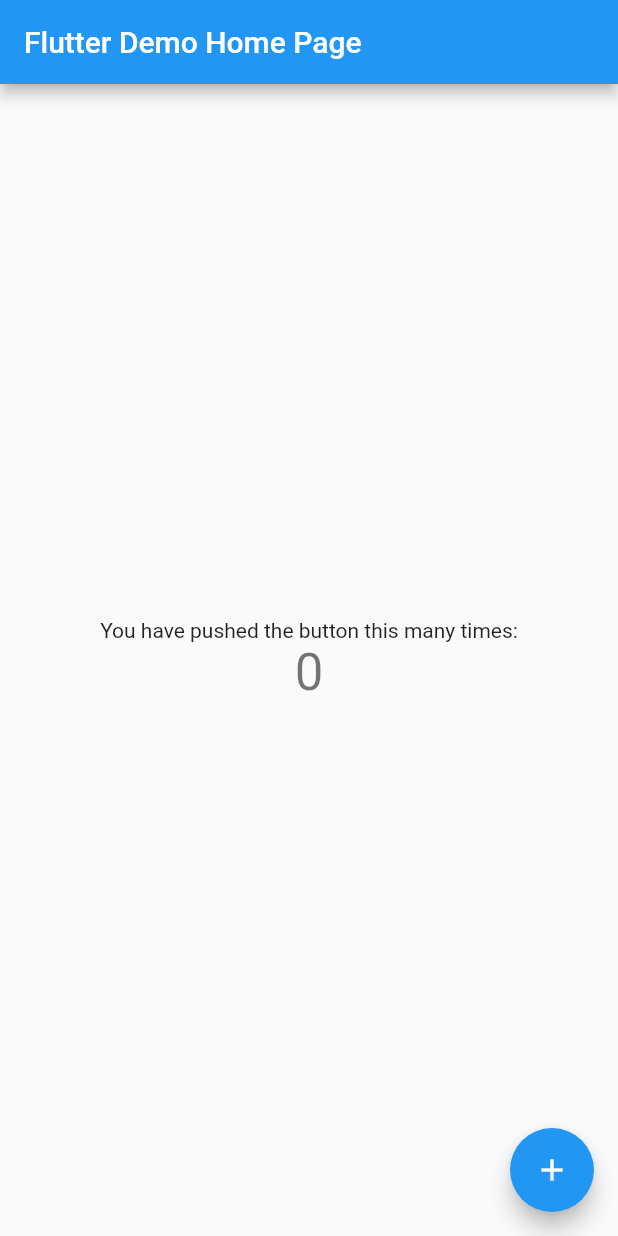
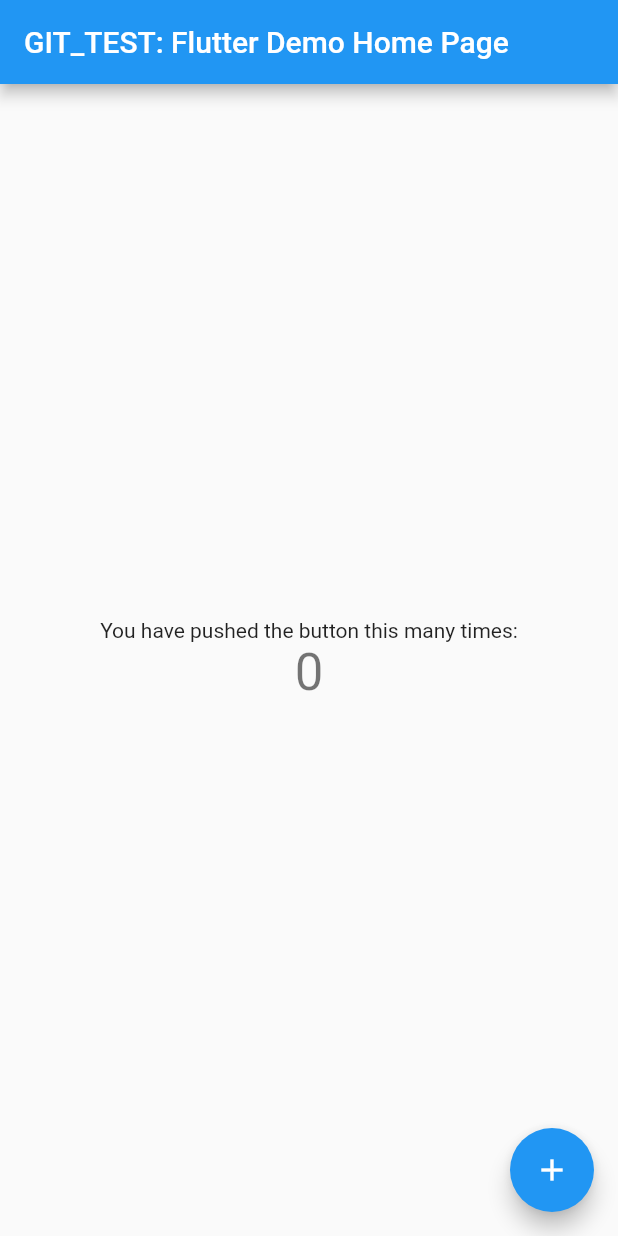
Before and after one commit to guimadalozzo/git_test, a Flutter app: the screen it shows after launch, on a phone screen of 412 x 824 dp. Run offline on Flutter 3.47's test engine with Material 2 defaults, Android fonts, the phone set to English and light mode, and no system bars.

Commit message:
Alterado titulo da pagina

```diff
--- a/lib/main.dart
+++ b/lib/main.dart
@@ -20,7 +20,7 @@ class MyApp extends StatelessWidget {
         // is not restarted.
         primarySwatch: Colors.blue,
       ),
-      home: MyHomePage(title: 'Flutter Demo Home Page'),
+      home: MyHomePage(title: 'GIT_TEST: Flutter Demo Home Page'),
     );
   }
 }
```
